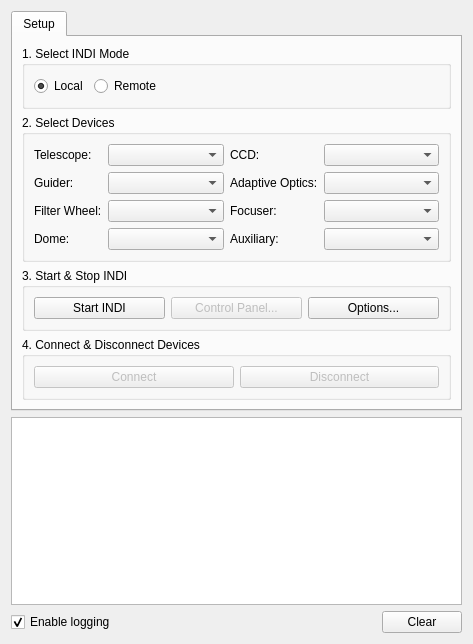
This is kstars/ekos/ekosmanager.ui in KDE/kstars as Qt 5 draws it before an edit. The edited form follows.
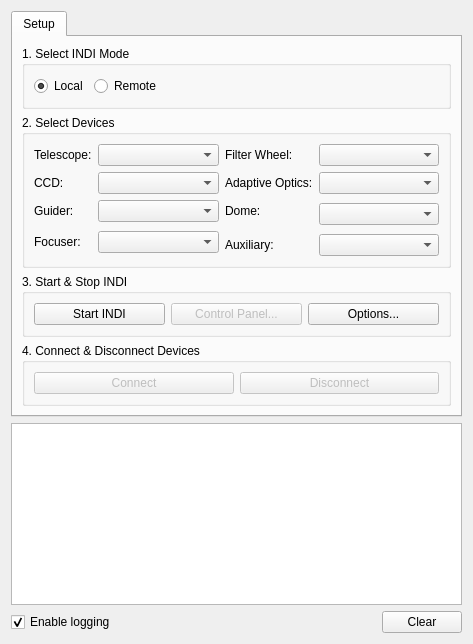
This is the edited form.

Commit message: More Ekos GUI enhancements

What changed in the file:
```diff
--- a/kstars/ekos/ekosmanager.ui
+++ b/kstars/ekos/ekosmanager.ui
@@ -22,6 +22,12 @@
        <verstretch>0</verstretch>
       </sizepolicy>
      </property>
+     <property name="minimumSize">
+      <size>
+       <width>0</width>
+       <height>0</height>
+      </size>
+     </property>
      <property name="currentIndex">
       <number>0</number>
      </property>
@@ -74,8 +80,6 @@
          <property name="title">
           <string>2. Select Devices</string>
          </property>
-         <layout class="QVBoxLayout" name="verticalLayout_2">
-          <item>
            <layout class="QGridLayout" name="gridLayout">
             <item row="0" column="0">
              <widget class="QLabel" name="label_6">
@@ -95,14 +99,14 @@
              </widget>
             </item>
             <item row="0" column="2">
-             <widget class="QLabel" name="label_7">
+           <widget class="QLabel" name="label_9">
               <property name="text">
-               <string>CCD:</string>
+             <string>Filter Wheel:</string>
               </property>
              </widget>
             </item>
             <item row="0" column="3">
-             <widget class="QComboBox" name="ccdCombo">
+           <widget class="QComboBox" name="filterCombo">
               <property name="sizePolicy">
                <sizepolicy hsizetype="Expanding" vsizetype="Fixed">
                 <horstretch>0</horstretch>
@@ -112,14 +116,14 @@
              </widget>
             </item>
             <item row="1" column="0">
-             <widget class="QLabel" name="label_8">
+           <widget class="QLabel" name="label_7">
               <property name="text">
-               <string>Guider:</string>
+             <string>CCD:</string>
               </property>
              </widget>
             </item>
             <item row="1" column="1">
-             <widget class="QComboBox" name="guiderCombo">
+           <widget class="QComboBox" name="ccdCombo">
               <property name="sizePolicy">
                <sizepolicy hsizetype="Expanding" vsizetype="Fixed">
                 <horstretch>0</horstretch>
@@ -146,14 +150,14 @@
              </widget>
             </item>
             <item row="2" column="0">
-             <widget class="QLabel" name="label_9">
+           <widget class="QLabel" name="label_8">
               <property name="text">
-               <string>Filter Wheel:</string>
+             <string>Guider:</string>
               </property>
              </widget>
             </item>
             <item row="2" column="1">
-             <widget class="QComboBox" name="filterCombo">
+           <widget class="QComboBox" name="guiderCombo">
               <property name="sizePolicy">
                <sizepolicy hsizetype="Expanding" vsizetype="Fixed">
                 <horstretch>0</horstretch>
@@ -163,30 +167,13 @@
              </widget>
             </item>
             <item row="2" column="2">
-             <widget class="QLabel" name="label_10">
-              <property name="text">
-               <string>Focuser:</string>
-              </property>
-             </widget>
-            </item>
-            <item row="2" column="3">
-             <widget class="QComboBox" name="focuserCombo">
-              <property name="sizePolicy">
-               <sizepolicy hsizetype="Expanding" vsizetype="Fixed">
-                <horstretch>0</horstretch>
-                <verstretch>0</verstretch>
-               </sizepolicy>
-              </property>
-             </widget>
-            </item>
-            <item row="3" column="0">
              <widget class="QLabel" name="label_13">
               <property name="text">
                <string>Dome:</string>
               </property>
              </widget>
             </item>
-            <item row="3" column="1">
+          <item row="2" column="3" rowspan="2">
              <widget class="QComboBox" name="domeCombo">
               <property name="sizePolicy">
                <sizepolicy hsizetype="Expanding" vsizetype="Fixed">
@@ -196,14 +183,31 @@
               </property>
              </widget>
             </item>
-            <item row="3" column="2">
+          <item row="3" column="0" rowspan="2">
+           <widget class="QLabel" name="label_10">
+            <property name="text">
+             <string>Focuser:</string>
+            </property>
+           </widget>
+          </item>
+          <item row="3" column="1" rowspan="2">
+           <widget class="QComboBox" name="focuserCombo">
+            <property name="sizePolicy">
+             <sizepolicy hsizetype="Expanding" vsizetype="Fixed">
+              <horstretch>0</horstretch>
+              <verstretch>0</verstretch>
+             </sizepolicy>
+            </property>
+           </widget>
+          </item>
+          <item row="4" column="2">
              <widget class="QLabel" name="label_11">
               <property name="text">
                <string>Auxiliary:</string>
               </property>
              </widget>
             </item>
-            <item row="3" column="3">
+          <item row="4" column="3">
              <widget class="QComboBox" name="auxCombo">
               <property name="sizePolicy">
                <sizepolicy hsizetype="Expanding" vsizetype="Fixed">
@@ -212,8 +216,6 @@
                </sizepolicy>
               </property>
              </widget>
-            </item>
-           </layout>
           </item>
          </layout>
         </widget>
```
Lines whose indentation alone changed are shown as unchanged. The commit also changes 2 other files.
